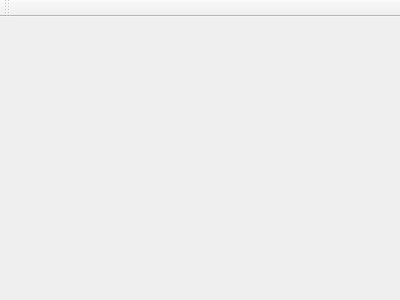
madvil/Editor, file QtProject/editor/mainwindow.ui: the form before one commit.
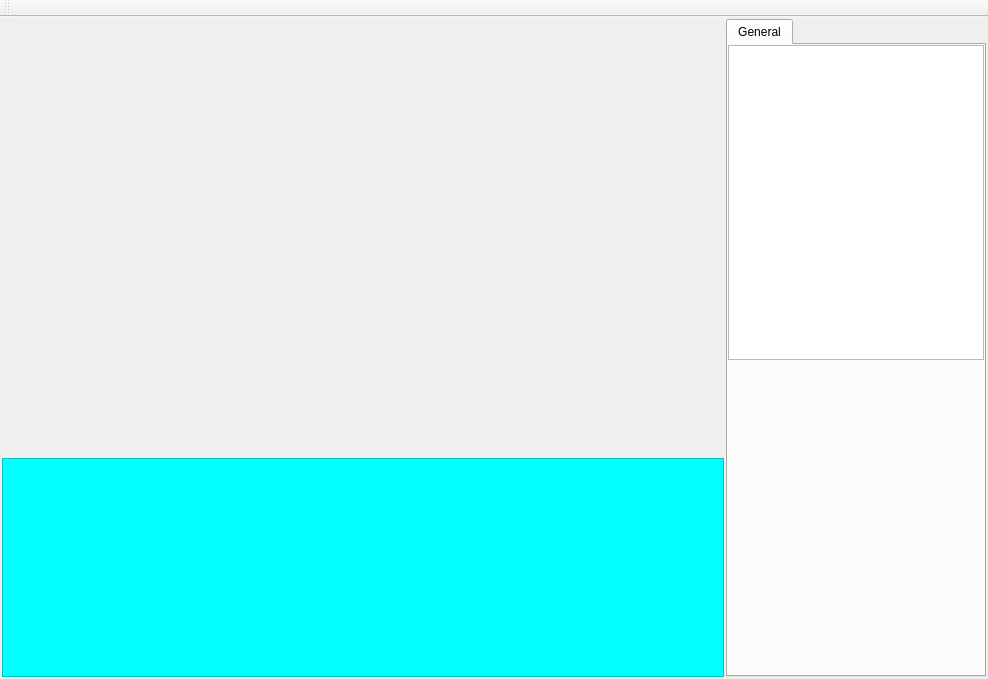
The form after the commit. Icons and pictures are not drawn.

```diff
--- a/QtProject/editor/mainwindow.ui
+++ b/QtProject/editor/mainwindow.ui
@@ -6,14 +6,157 @@
    <rect>
     <x>0</x>
     <y>0</y>
-    <width>400</width>
-    <height>300</height>
+    <width>988</width>
+    <height>679</height>
    </rect>
   </property>
   <property name="windowTitle">
    <string>MainWindow</string>
   </property>
-  <widget class="QWidget" name="centralWidget"/>
+  <widget class="QWidget" name="centralWidget">
+   <layout class="QHBoxLayout" name="horizontalLayout_3" stretch="1,0">
+    <property name="spacing">
+     <number>2</number>
+    </property>
+    <property name="margin">
+     <number>2</number>
+    </property>
+    <item>
+     <layout class="QVBoxLayout" name="verticalLayout" stretch="2,1">
+      <item>
+       <layout class="QHBoxLayout" name="horizontalLayout_2"/>
+      </item>
+      <item>
+       <layout class="QHBoxLayout" name="horizontalLayout">
+        <item>
+         <widget class="QScrollArea" name="scrollArea">
+          <property name="styleSheet">
+           <string notr="true">background-color: rgb(0, 255, 255);</string>
+          </property>
+          <property name="widgetResizable">
+           <bool>true</bool>
+          </property>
+          <widget class="QWidget" name="scrollAreaWidgetContents">
+           <property name="geometry">
+            <rect>
+             <x>0</x>
+             <y>0</y>
+             <width>713</width>
+             <height>382</height>
+            </rect>
+           </property>
+           <layout class="QHBoxLayout" name="horizontalLayout_4">
+            <item>
+             <spacer name="horizontalSpacer">
+              <property name="orientation">
+               <enum>Qt::Horizontal</enum>
+              </property>
+              <property name="sizeHint" stdset="0">
+               <size>
+                <width>40</width>
+                <height>20</height>
+               </size>
+              </property>
+             </spacer>
+            </item>
+            <item>
+             <widget class="QLabel" name="label">
+              <property name="text">
+               <string/>
+              </property>
+              <property name="pixmap">
+               <pixmap resource="ui_media.qrc">:/iphone_templates/iphone4_hor.png</pixmap>
+              </property>
+             </widget>
+            </item>
+            <item>
+             <spacer name="horizontalSpacer_2">
+              <property name="orientation">
+               <enum>Qt::Horizontal</enum>
+              </property>
+              <property name="sizeHint" stdset="0">
+               <size>
+                <width>1</width>
+                <height>20</height>
+               </size>
+              </property>
+             </spacer>
+            </item>
+           </layout>
+          </widget>
+         </widget>
+        </item>
+       </layout>
+      </item>
+     </layout>
+    </item>
+    <item>
+     <layout class="QVBoxLayout" name="verticalLayout_2">
+      <item>
+       <widget class="QTabWidget" name="tabWidget">
+        <property name="minimumSize">
+         <size>
+          <width>240</width>
+          <height>0</height>
+         </size>
+        </property>
+        <property name="tabPosition">
+         <enum>QTabWidget::North</enum>
+        </property>
+        <property name="currentIndex">
+         <number>0</number>
+        </property>
+        <widget class="QWidget" name="tab">
+         <attribute name="title">
+          <string>General</string>
+         </attribute>
+         <layout class="QVBoxLayout" name="verticalLayout_4" stretch="1,1">
+          <property name="spacing">
+           <number>1</number>
+          </property>
+          <property name="margin">
+           <number>0</number>
+          </property>
+          <item>
+           <widget class="QTreeWidget" name="treeWidget">
+            <attribute name="headerVisible">
+             <bool>false</bool>
+            </attribute>
+            <column>
+             <property name="text">
+              <string notr="true">1</string>
+             </property>
+            </column>
+           </widget>
+          </item>
+          <item>
+           <layout class="QVBoxLayout" name="verticalLayout_3">
+            <property name="spacing">
+             <number>0</number>
+            </property>
+            <item>
+             <spacer name="verticalSpacer">
+              <property name="orientation">
+               <enum>Qt::Vertical</enum>
+              </property>
+              <property name="sizeHint" stdset="0">
+               <size>
+                <width>20</width>
+                <height>40</height>
+               </size>
+              </property>
+             </spacer>
+            </item>
+           </layout>
+          </item>
+         </layout>
+        </widget>
+       </widget>
+      </item>
+     </layout>
+    </item>
+   </layout>
+  </widget>
   <widget class="QMenuBar" name="menuBar">
    <property name="geometry">
     <rect>
```
Left out of the diff: 8 changed lines with no effect on the pictures.
